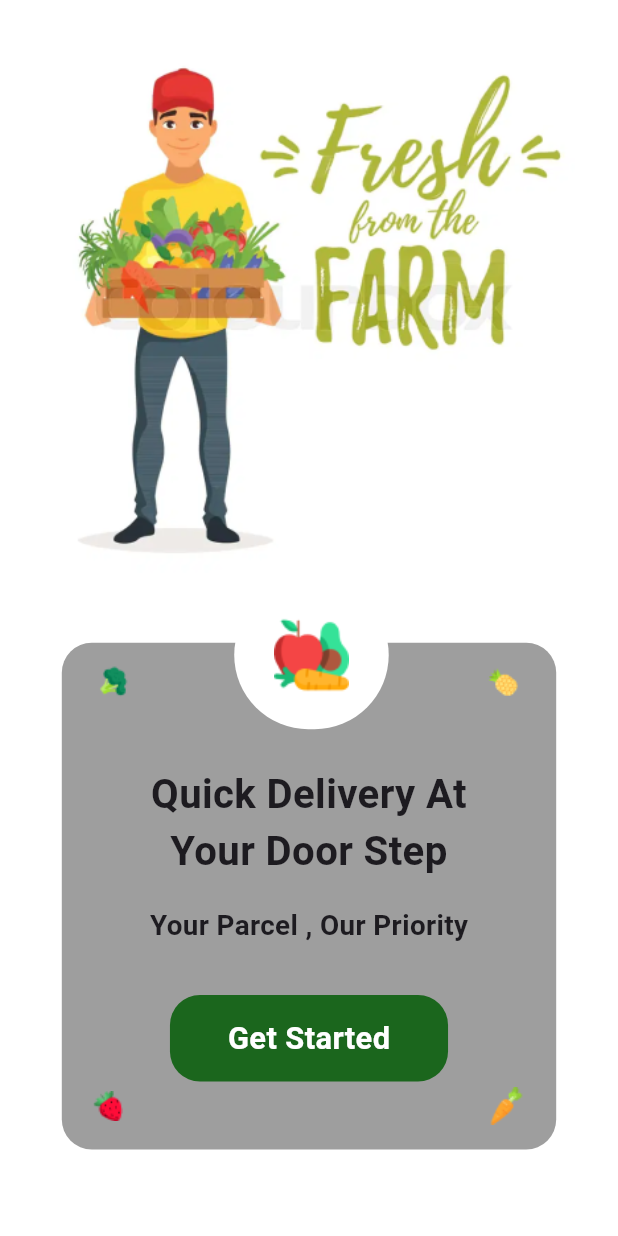
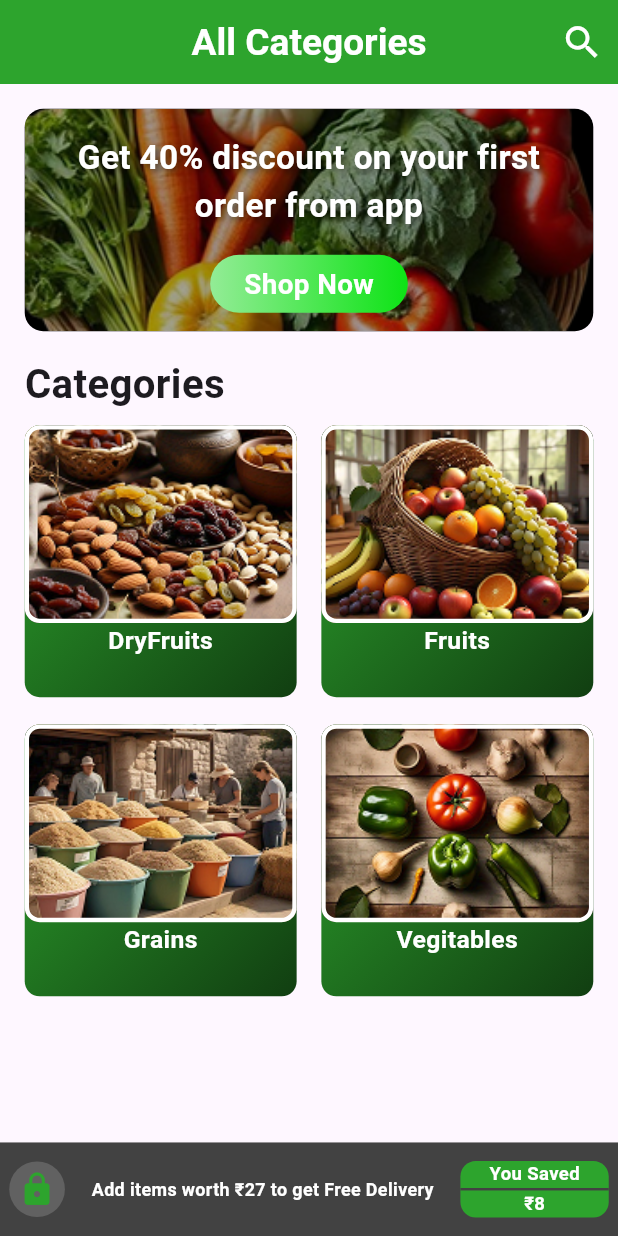
Before and after one commit to Prathamdelxn/purelyFarm-app, a Flutter app: the screen it shows after launch, on a phone screen of 412 x 824 dp. Run offline on Flutter 3.47's test engine with Material 3 defaults, Android fonts, the phone set to English and light mode, and no system bars; our stand-ins replace flutter_otp_text_field, flutter_svg, sticky_headers.

Commit message:
Category Page Final Update

```diff
--- a/lib/authentication/login.dart
+++ b/lib/authentication/login.dart
@@ -250,7 +250,7 @@
 //     );
 //   }
 // }import 'package:ecom/CustomPageRoute.dart';
-import 'package:ecom/CustomPageRoute.dart';
+import 'package:ecom/screens/CustomPageRoute.dart';
 import 'package:ecom/authentication/otp.dart';
 import 'package:flutter/material.dart';
 
--- a/lib/authentication/otp.dart
+++ b/lib/authentication/otp.dart
@@ -1,4 +1,4 @@
-import 'package:ecom/homePage.dart';
+import 'package:ecom/screens/homePage.dart';
 import 'package:flutter/material.dart';
 import 'package:flutter_otp_text_field/flutter_otp_text_field.dart';
 
--- a/lib/main.dart
+++ b/lib/main.dart
@@ -1,4 +1,5 @@
-import 'package:ecom/splashscreen.dart';
+import 'package:ecom/screens/CategoriesPage.dart';
+import 'package:ecom/screens/splashscreen.dart';
 import 'package:flutter/material.dart';
 
 void main() {
@@ -16,7 +17,8 @@ class MyApp extends StatelessWidget {
       theme: ThemeData(
         useMaterial3: true,
       ),
-      home: Splashscreen(),
+      // home: Splashscreen(),
+      home: CategoriesPage(),
     );
   }
 }
--- /dev/null
+++ b/lib/screens/CategoriesPage.dart
@@ -0,0 +1,372 @@
+import 'dart:async';
+
+import 'package:flutter/material.dart';
+
+class CategoriesPage extends StatefulWidget {
+  const CategoriesPage({super.key});
+
+  @override
+  State<CategoriesPage> createState() => _CategoriesPageState();
+}
+
+class _CategoriesPageState extends State<CategoriesPage> {
+  final List categories = [
+    {'image': 'assets/images/dryfruits.png', 'name': 'DryFruits'},
+    {'image': 'assets/images/fruits.png', 'name': 'Fruits'},
+    {'image': 'assets/images/grains.png', 'name': 'Grains'},
+    {'image': 'assets/images/vegitables.png', 'name': 'Vegitables'},
+  ];
+
+  @override
+  Widget build(BuildContext context) {
+    final width = MediaQuery.of(context).size.width;
+    final height = MediaQuery.of(context).size.height;
+    return Scaffold(
+      // backgroundColor: Colors.amberAccent,
+      appBar: AppBar(
+        backgroundColor: const Color.fromARGB(255, 45, 164, 45),
+        centerTitle: true,
+        title: Text(
+          "All Categories",
+          style: TextStyle(
+            fontSize: width * 0.06,
+            fontWeight: FontWeight.bold,
+            color: Colors.white,
+          ),
+        ),
+        actions: [
+          IconButton(
+            onPressed: () {},
+            icon: Icon(
+              Icons.search,
+              size: width * 0.07,
+              color: Colors.white,
+            ),
+          ),
+        ],
+      ),
+      body: Column(
+        children: [
+          AutoScrollCards(),
+          Padding(
+            padding: EdgeInsets.symmetric(horizontal: width * 0.04),
+            child: Column(
+              crossAxisAlignment: CrossAxisAlignment.start,
+              children: [
+                Text(
+                  "Categories",
+                  style: TextStyle(
+                      fontSize: width * 0.065, fontWeight: FontWeight.bold),
+                ),
+                SizedBox(height: height * 0.01),
+                GridView.count(
+                  crossAxisCount: 2,
+                  crossAxisSpacing: width * 0.04,
+                  mainAxisSpacing: height * 0.022,
+                  shrinkWrap: true,
+                  children: List.generate(
+                    4,
+                    (index) {
+                      return Container(
+                        decoration: BoxDecoration(
+                          // color: Colors.blueAccent,
+                          borderRadius: BorderRadius.circular(10),
+                          gradient: LinearGradient(
+                            colors: [
+                              const Color.fromARGB(255, 45, 164, 45),
+                              const Color.fromARGB(255, 17, 62, 17),
+                            ],
+                            begin: Alignment.topLeft,
+                            end: Alignment.bottomRight,
+                          ),
+                        ),
+                        child: ImageWithGradientBox(categories[index]['image'],
+                            categories[index]['name']),
+                      );
+                    },
+                  ),
+                ),
+              ],
+            ),
+          ),
+          const Spacer(),
+          CustomRow(),
+        ],
+      ),
+    );
+  }
+}
+
+class CustomRow extends StatelessWidget {
+  @override
+  Widget build(BuildContext context) {
+    final width = MediaQuery.of(context).size.width;
+    final height = MediaQuery.of(context).size.height;
+    return Container(
+      padding: EdgeInsets.symmetric(horizontal: width * 0.015),
+      decoration: BoxDecoration(color: Colors.grey[800]),
+      child: Row(
+        mainAxisAlignment: MainAxisAlignment.spaceBetween,
+        children: [
+          Container(
+            width: width * 0.09,
+            height: width * 0.09,
+            decoration: BoxDecoration(
+              color: Colors.grey[700],
+              shape: BoxShape.circle,
+            ),
+            child: Icon(
+              Icons.lock,
+              color: const Color.fromARGB(255, 45, 164, 45),
+              size: width * 0.06,
+            ),
+          ),
+          Text(
+            "Add items worth ₹27 to get Free Delivery",
+            style: TextStyle(
+              fontSize: width * 0.029,
+              fontWeight: FontWeight.bold,
+              color: Colors.white,
+            ),
+          ),
+          Container(
+            // padding: EdgeInsets.symmetric(vertical: 5),
+            margin: EdgeInsets.symmetric(vertical: height * 0.015),
+            decoration: BoxDecoration(
+              borderRadius: BorderRadius.circular(width * 0.025),
+              color: const Color.fromARGB(255, 45, 164, 45),
+            ),
+            child: Column(
+              children: [
+                Text(
+                  "You Saved",
+                  style: TextStyle(
+                    fontSize: width * 0.030,
+                    fontWeight: FontWeight.bold,
+                    color: Colors.white,
+                  ),
+                ),
+                Container(
+                  height: height * 0.002,
+                  color: Colors.grey[800],
+                  width: width * 0.24,
+                ),
+                Text(
+                  "₹8",
+                  style: TextStyle(
+                    fontSize: width * 0.030,
+                    fontWeight: FontWeight.bold,
+                    color: Colors.white,
+                  ),
+                ),
+              ],
+            ),
+          ),
+        ],
+      ),
+    );
+  }
+}
+
+class ImageWithGradientBox extends StatelessWidget {
+  String image;
+  String name;
+  ImageWithGradientBox(this.image, this.name);
+
+  @override
+  Widget build(BuildContext context) {
+    final width = MediaQuery.of(context).size.width;
+    final height = MediaQuery.of(context).size.height;
+    return Container(
+      width: width * 0.7,
+      child: Column(
+        mainAxisSize: MainAxisSize.min,
+        children: [
+          Container(
+            width: width * 0.7,
+            height: height * 0.16,
+            decoration: BoxDecoration(
+              borderRadius: BorderRadius.circular(10),
+              border: Border.all(
+                color: Colors.white,
+                width: width * 0.007,
+              ),
+              image: DecorationImage(
+                image: AssetImage(image),
+                // image: AssetImage("assets/Healthy food.png"),
+                fit: BoxFit.cover,
+              ),
+            ),
+          ),
+          Container(
+            width: width * 0.7,
+            decoration: BoxDecoration(
+              borderRadius: BorderRadius.only(
+                bottomLeft: Radius.circular(10),
+                bottomRight: Radius.circular(10),
+              ),
+            ),
+            child: Text(
+              name,
+              style: TextStyle(
+                color: Colors.white,
+                fontSize: width * 0.04,
+                fontWeight: FontWeight.bold,
+              ),
+              textAlign: TextAlign.center,
+            ),
+          ),
+        ],
+      ),
+    );
+  }
+}
+
+class AutoScrollCards extends StatefulWidget {
+  @override
+  _AutoScrollCardsState createState() => _AutoScrollCardsState();
+}
+
+class _AutoScrollCardsState extends State<AutoScrollCards> {
+  final PageController _pageController = PageController(viewportFraction: 1.0);
+  int _currentPage = 0;
+
+  final List highlights = [
+    {
+      'text': 'Get 40% discount on your first order from app',
+      'image': 'assets/images/highlightrowbg.png'
+    },
+    {
+      'text': 'Get 40% discount on your first order from app',
+      'image': 'assets/images/highlightrowbg.png'
+    },
+    {
+      'text': 'Get 40% discount on your first order from app',
+      'image': 'assets/images/highlightrowbg.png'
+    },
+    {
+      'text': 'Get 40% discount on your first order from app',
+      'image': 'assets/images/highlightrowbg.png'
+    },
+  ];
+
+  @override
+  void initState() {
+    super.initState();
+    _autoScroll();
+  }
+
+  void _autoScroll() {
+    Timer.periodic(Duration(seconds: 3), (timer) {
+      if (_pageController.hasClients) {
+        _currentPage++;
+        if (_currentPage >= 4) {
+          _currentPage = 0; // Loop back to the first card
+        }
+        _pageController.animateToPage(
+          _currentPage,
+          duration: Duration(milliseconds: 1000),
+          curve: Curves.easeInOut,
+        );
+      }
+    });
+  }
+
+  @override
+  Widget build(BuildContext context) {
+    final height = MediaQuery.of(context).size.height;
+    return SizedBox(
+      height: height * 0.22,
+      child: PageView.builder(
+        controller: _pageController,
+        itemCount: 4,
+        padEnds:
+            false, // Removes extra spacing at start and end (Flutter 3.10+)
+        itemBuilder: (context, index) {
+          return _buildCard(index);
+        },
+      ),
+    );
+  }
+
+  Widget _buildCard(int index) {
+    final width = MediaQuery.of(context).size.width;
+    final height = MediaQuery.of(context).size.height;
+    return Container(
+      height: height * 0.22,
+      width: width,
+      margin: EdgeInsets.symmetric(
+          vertical: height * 0.02, horizontal: width * 0.04),
+      decoration: BoxDecoration(
+        color: Colors.black,
+        borderRadius: BorderRadius.circular(width * 0.03),
+        image: DecorationImage(
+          image: AssetImage(highlights[index]['image']),
+          fit: BoxFit.cover,
+          opacity: 0.8,
+        ),
+      ),
+      child: Stack(
+        alignment: Alignment.center,
+        children: [
+          Positioned(
+            top: height * 0.02,
+            child: SizedBox(
+              width: width * 0.8,
+              child: Text(
+                highlights[index]['text'],
+                softWrap: true,
+                maxLines: 3,
+                overflow: TextOverflow.ellipsis,
+                textAlign: TextAlign.center,
+                style: TextStyle(
+                  color: Colors.white,
+                  fontSize: width * 0.054,
+                  fontWeight: FontWeight.bold,
+                  shadows: [
+                    Shadow(
+                      blurRadius: 5,
+                      color: Colors.black.withOpacity(0.5),
+                      offset: Offset(2, 2),
+                    ),
+                  ],
+                ),
+              ),
+            ),
+          ),
+          Positioned(
+            bottom: height * 0.015,
+            child: Container(
+              padding: EdgeInsets.symmetric(
+                  vertical: height * 0.007, horizontal: width * 0.055),
+              decoration: BoxDecoration(
+                borderRadius: BorderRadius.circular(width * 1),
+                gradient: LinearGradient(
+                  colors: [
+                    const Color.fromARGB(255, 147, 236, 150),
+                    const Color.fromARGB(255, 13, 227, 21),
+                  ],
+                  begin: Alignment.centerLeft,
+                  end: Alignment.centerRight,
+                ),
+              ),
+              child: Text(
+                "Shop Now",
+                style: TextStyle(
+                    color: Colors.white,
+                    fontWeight: FontWeight.w600,
+                    fontSize: width * 0.045),
+              ),
+            ),
+          ),
+        ],
+      ),
+    );
+  }
+
+  @override
+  void dispose() {
+    _pageController.dispose();
+    super.dispose();
+  }
+}
--- a/lib/splashscreen.dart
+++ b/lib/screens/splashscreen.dart
@@ -1,4 +1,4 @@
-import 'package:ecom/landingpage.dart';
+import 'package:ecom/screens/landingpage.dart';
 import 'package:flutter/material.dart';
 
 class Splashscreen extends StatefulWidget {
--- a/pubspec.yaml
+++ b/pubspec.yaml
@@ -76,6 +76,7 @@ flutter:
     - assets/Page-1.png
     - assets/placeholder1.png
     - assets/notiy.svg
+    - assets/images/
 
   # An image asset can refer to one or more resolution-specific "variants", see
   # https://flutter.dev/to/resolution-aware-images
```
Also changed, not shown: assets/images/dryfruits.png (added), assets/images/fruits.png (added), assets/images/grains.png (added), assets/images/highlightrowbg.png (added), assets/images/vegitablebasket.png (added), assets/images/vegitables.png (added), lib/screens/CustomPageRoute.dart (renamed from lib/CustomPageRoute.dart), lib/screens/homePage.dart (renamed from lib/homePage.dart), lib/screens/landingpage.dart (renamed from lib/landingpage.dart), pubspec.lock.
